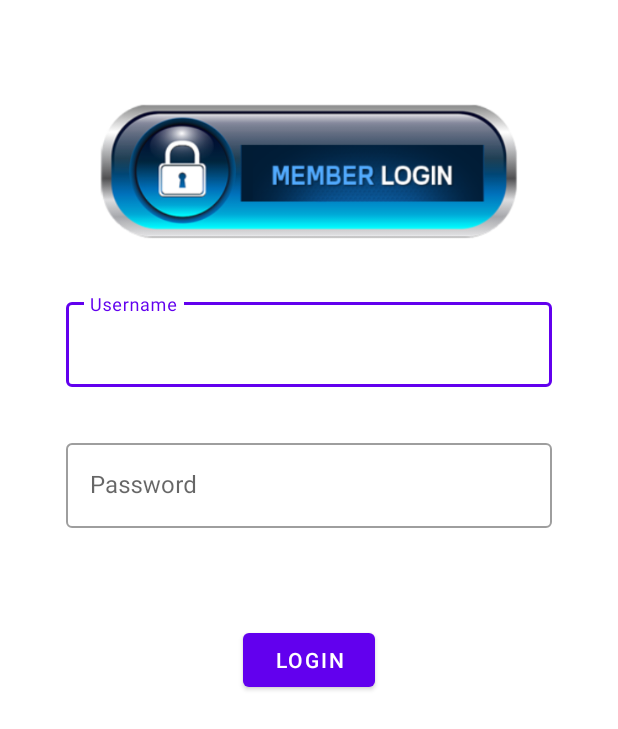
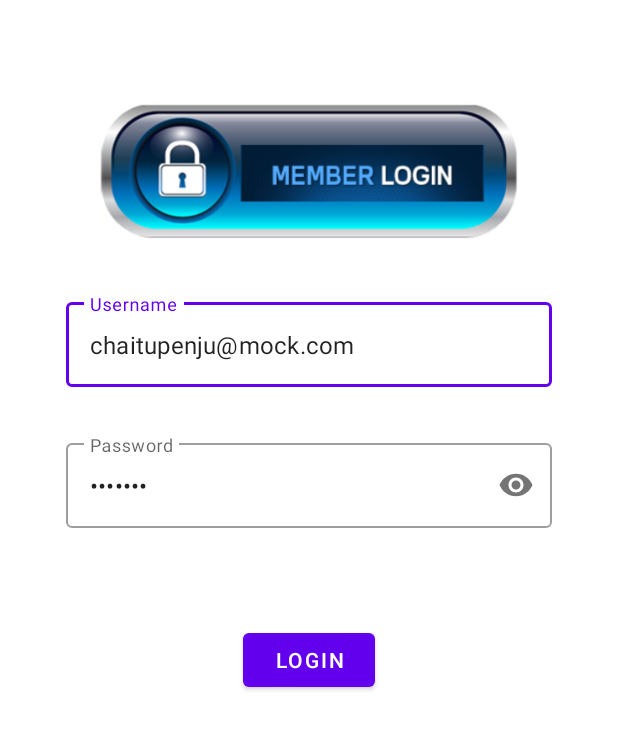
Before and after one commit to ChaituPenju/BasicModernLoginApp, an Android app: the screen it shows after launch (AuthenticationActivity), after a tap on "LOGIN", on a phone screen of 412 x 824 dp. Shown: the top 729 px of the screen. Run offline under Robolectric (Android 15) with nearby library versions, the phone set to English and light mode, and no system bars; our stand-ins replace data binding; 1 statement that could not run was skipped.

```diff
--- a/app/src/main/java/com/chaitupenju/basicmodernloginapp/MainActivity.kt
+++ b/app/src/main/java/com/chaitupenju/basicmodernloginapp/MainActivity.kt
@@ -3,14 +3,25 @@ package com.chaitupenju.basicmodernloginapp
 import android.content.Intent
 import androidx.appcompat.app.AppCompatActivity
 import android.os.Bundle
+import android.widget.Toast
+import androidx.lifecycle.lifecycleScope
+import com.chaitupenju.basicmodernloginapp.data.UserPreferences
 import com.chaitupenju.basicmodernloginapp.ui.AuthenticationActivity
+import kotlinx.coroutines.flow.collectLatest
+import kotlinx.coroutines.flow.first
 
 class MainActivity : AppCompatActivity() {
     override fun onCreate(savedInstanceState: Bundle?) {
         super.onCreate(savedInstanceState)
         setContentView(R.layout.activity_main)
 
-        finish()
-        startActivity(Intent(this@MainActivity, AuthenticationActivity::class.java))
+        val userPrefs = UserPreferences(this@MainActivity)
+
+        lifecycleScope.launchWhenCreated {
+            userPrefs.accessToken.collectLatest {
+                Toast.makeText(this@MainActivity, it ?: "Token is Null!!", Toast.LENGTH_LONG).show()
+                startActivity(Intent(this@MainActivity, AuthenticationActivity::class.java))
+            }
+        }
     }
 }
--- /dev/null
+++ b/app/src/main/java/com/chaitupenju/basicmodernloginapp/data/UserPreferences.kt
@@ -0,0 +1,36 @@
+package com.chaitupenju.basicmodernloginapp.data
+
+import android.content.Context
+import androidx.datastore.core.DataStore
+import androidx.datastore.dataStore
+import androidx.datastore.preferences.core.Preferences
+import androidx.datastore.preferences.core.edit
+import androidx.datastore.preferences.core.stringPreferencesKey
+import androidx.datastore.preferences.preferencesDataStore
+import kotlinx.coroutines.flow.Flow
+import kotlinx.coroutines.flow.first
+import kotlinx.coroutines.flow.map
+
+class UserPreferences(
+    private val context: Context
+) {
+
+    companion object {
+        private const val DATA_STORE_NAME = "auth_data_store"
+        private val ACCESS_TOKEN_KEY = stringPreferencesKey(name = "access_token_key")
+        private val Context.dataStore: DataStore<Preferences> by preferencesDataStore(name = DATA_STORE_NAME)
+    }
+
+    private val appContext = context.applicationContext
+
+    val accessToken: Flow<String?>
+        get() = appContext.dataStore.data.map { authPrefs ->
+            authPrefs[ACCESS_TOKEN_KEY]
+        }
+
+    suspend fun saveAccessToken(token: String) {
+        appContext.dataStore.edit { authPrefs ->
+            authPrefs[ACCESS_TOKEN_KEY] = token
+        }
+    }
+}
--- a/app/src/main/java/com/chaitupenju/basicmodernloginapp/ui/LoginFragment.kt
+++ b/app/src/main/java/com/chaitupenju/basicmodernloginapp/ui/LoginFragment.kt
@@ -8,6 +8,7 @@ import androidx.fragment.app.Fragment
 import androidx.fragment.app.viewModels
 import androidx.lifecycle.lifecycleScope
 import com.chaitupenju.basicmodernloginapp.data.Response
+import com.chaitupenju.basicmodernloginapp.data.UserPreferences
 import com.chaitupenju.basicmodernloginapp.databinding.FragmentLoginBinding
 import com.chaitupenju.basicmodernloginapp.repository.AuthRepository
 import com.chaitupenju.basicmodernloginapp.viewmodel.AuthViewModel
@@ -21,6 +22,7 @@ class LoginFragment : BaseFragment<FragmentLoginBinding>() {
     val authRepository = AuthRepository(service)
 
     val authViewModel by viewModels<AuthViewModel> { ViewModelFactory(authRepository) }
+    val userPrefs: UserPreferences get() = UserPreferences(requireContext())
 
     override fun getViewBinding(
         inflater: LayoutInflater,
@@ -43,7 +45,10 @@ class LoginFragment : BaseFragment<FragmentLoginBinding>() {
             viewLifecycleOwner.lifecycleScope.launchWhenStarted {
                 authViewModel.loginResult.collectLatest {
                     when (it) {
-                        is Response.Success -> println(it.data)
+                        is Response.Success -> {
+                            userPrefs.saveAccessToken(token = it.data.accessToken)
+                            println(it.data)
+                        }
                         is Response.Error -> println(it.errorMessage)
                         is Response.Loading -> println("Loading...")
                     }
--- a/app/src/main/res/layout/fragment_login.xml
+++ b/app/src/main/res/layout/fragment_login.xml
@@ -34,6 +34,7 @@
                 android:id="@+id/et_username"
                 android:layout_width="match_parent"
                 android:layout_height="match_parent"
+                android:text="chaitupenju@mock.com"
                 android:hint="Username" />
         </com.google.android.material.textfield.TextInputLayout>
 
@@ -47,13 +48,15 @@
             android:layout_marginEnd="44dp"
             app:layout_constraintEnd_toEndOf="parent"
             app:layout_constraintStart_toStartOf="parent"
-            app:layout_constraintTop_toBottomOf="@id/til_username">
+            app:layout_constraintTop_toBottomOf="@id/til_username"
+            app:passwordToggleEnabled="true">
 
             <com.google.android.material.textfield.TextInputEditText
                 android:id="@+id/et_password"
                 android:layout_width="match_parent"
                 android:layout_height="match_parent"
                 android:hint="Password"
+                android:text="penjuri"
                 android:inputType="textPassword" />
         </com.google.android.material.textfield.TextInputLayout>
 
```
